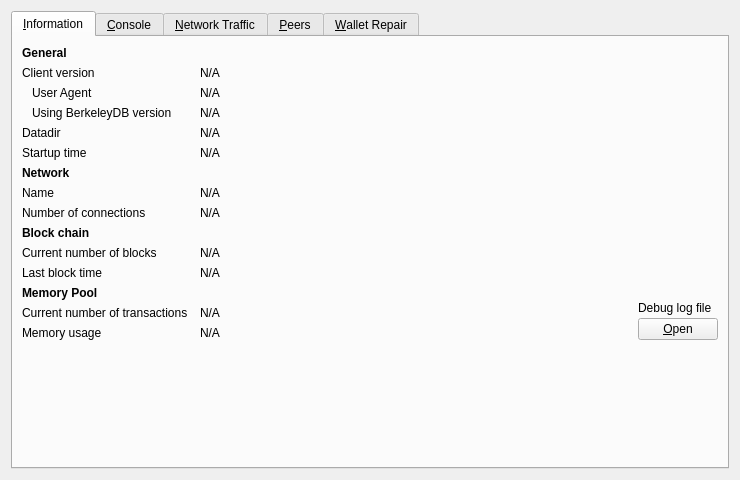
First picture: the form in src/qt/forms/debugwindow.ui, repository NeuraiProject/Neurai, before the edit.
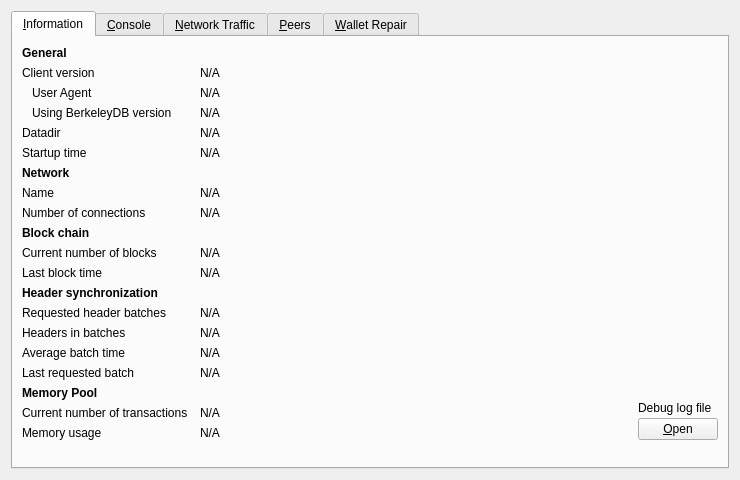
Second picture: the form after the edit. Icons and pictures are not drawn. Custom widgets are drawn as their Qt base class.

Commit message: feat: add header synchronization diagnostics to the debug window and implement update logic

What changed in the file:
```diff
--- a/src/qt/forms/debugwindow.ui
+++ b/src/qt/forms/debugwindow.ui
@@ -283,6 +283,78 @@
         </widget>
        </item>
        <item row="12" column="0">
+        <widget class="QLabel" name="labelHeaderSyncTitle">
+         <property name="font">
+          <font>
+           <weight>75</weight>
+           <bold>true</bold>
+          </font>
+         </property>
+         <property name="text">
+          <string>Header synchronization</string>
+         </property>
+        </widget>
+       </item>
+       <item row="13" column="0">
+        <widget class="QLabel" name="labelHeaderSyncBatches">
+         <property name="text">
+          <string>Requested header batches</string>
+         </property>
+        </widget>
+       </item>
+       <item row="13" column="1" colspan="2">
+        <widget class="QLabel" name="headerSyncBatches">
+         <property name="text">
+          <string>N/A</string>
+         </property>
+        </widget>
+       </item>
+       <item row="14" column="0">
+        <widget class="QLabel" name="labelHeaderSyncHeaders">
+         <property name="text">
+          <string>Headers in batches</string>
+         </property>
+        </widget>
+       </item>
+       <item row="14" column="1" colspan="2">
+        <widget class="QLabel" name="headerSyncHeaders">
+         <property name="text">
+          <string>N/A</string>
+         </property>
+        </widget>
+       </item>
+       <item row="15" column="0">
+        <widget class="QLabel" name="labelHeaderSyncTimings">
+         <property name="text">
+          <string>Average batch time</string>
+         </property>
+        </widget>
+       </item>
+       <item row="15" column="1" colspan="2">
+        <widget class="QLabel" name="headerSyncTimings">
+         <property name="text">
+          <string>N/A</string>
+         </property>
+        </widget>
+       </item>
+       <item row="16" column="0">
+        <widget class="QLabel" name="labelHeaderSyncLastBatch">
+         <property name="text">
+          <string>Last requested batch</string>
+         </property>
+        </widget>
+       </item>
+       <item row="16" column="1" colspan="2">
+        <widget class="QLabel" name="headerSyncLastBatch">
+         <property name="text">
+          <string>N/A</string>
+         </property>
+         <property name="wordWrap">
+          <bool>true</bool>
+         </property>
+        </widget>
+       </item>
+       <item row="17" column="0">
         <widget class="QLabel" name="labelMempoolTitle">
          <property name="font">
           <font>
@@ -295,14 +367,14 @@
          </property>
         </widget>
        </item>
-       <item row="13" column="0">
+       <item row="18" column="0">
         <widget class="QLabel" name="labelNumberOfTransactions">
          <property name="text">
           <string>Current number of transactions</string>
          </property>
         </widget>
        </item>
-       <item row="13" column="1">
+       <item row="18" column="1">
         <widget class="QLabel" name="mempoolNumberTxs">
          <property name="cursor">
           <cursorShape>IBeamCursor</cursorShape>
@@ -318,14 +390,14 @@
          </property>
         </widget>
        </item>
-       <item row="14" column="0">
+       <item row="19" column="0">
         <widget class="QLabel" name="labelMemoryUsage">
          <property name="text">
           <string>Memory usage</string>
          </property>
         </widget>
        </item>
-       <item row="14" column="1">
+       <item row="19" column="1">
         <widget class="QLabel" name="mempoolSize">
          <property name="cursor">
           <cursorShape>IBeamCursor</cursorShape>
@@ -341,7 +413,7 @@
          </property>
         </widget>
        </item>
-       <item row="12" column="2" rowspan="3">
+       <item row="17" column="2" rowspan="3">
         <layout class="QVBoxLayout" name="verticalLayoutDebugButton">
          <property name="spacing">
           <number>3</number>
@@ -381,7 +453,7 @@
          </item>
         </layout>
        </item>
-       <item row="15" column="0">
+       <item row="20" column="0">
         <spacer name="verticalSpacer">
          <property name="orientation">
           <enum>Qt::Vertical</enum>
```
The commit also changes 2 other files.
